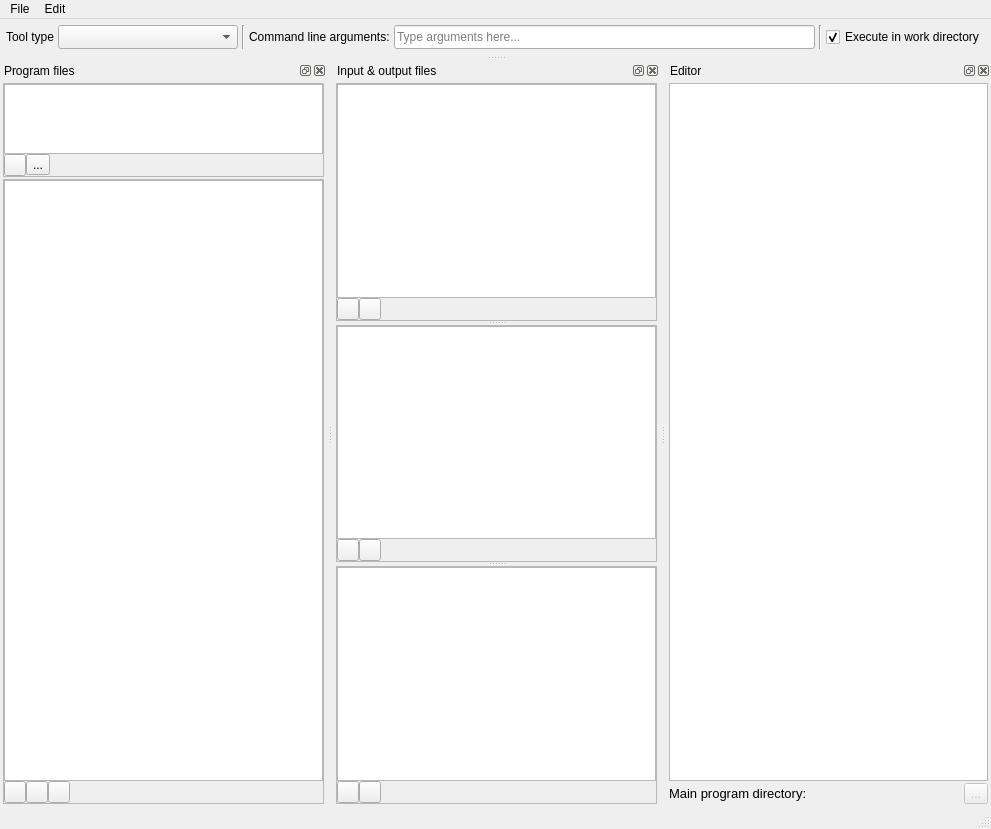
spine-tools/spine-items, file spine_items/tool/ui/tool_specification_form.ui: the form before one commit.
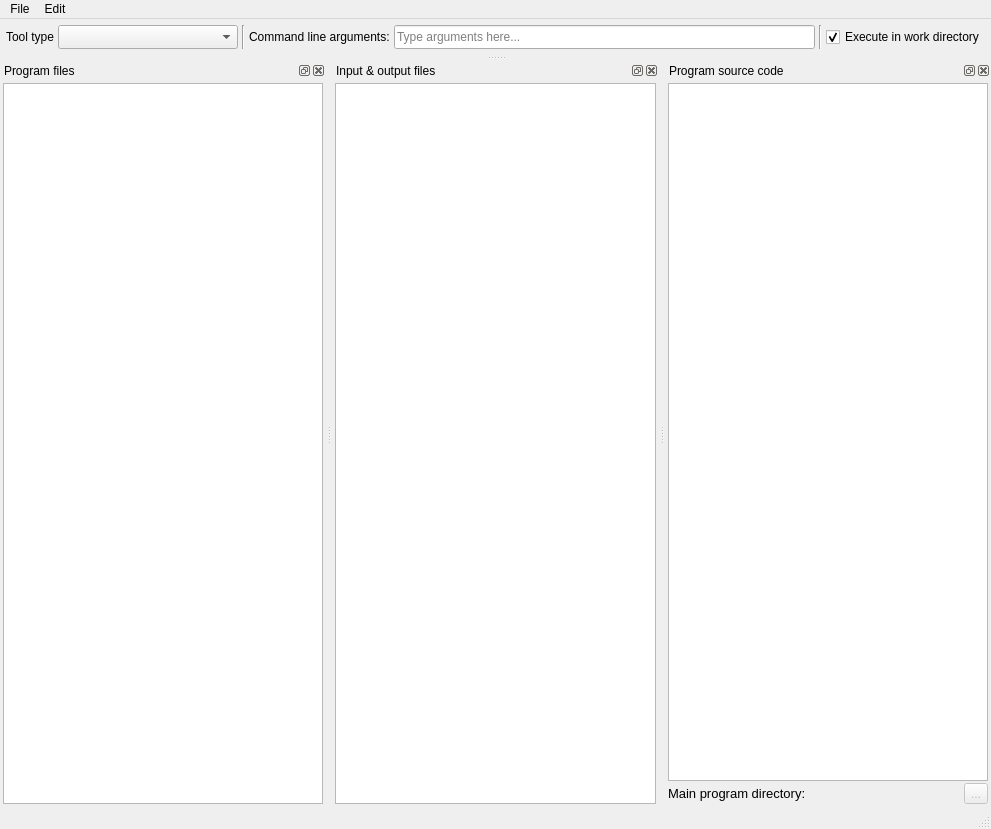
The form after the commit. Icons and pictures are not drawn. Custom widgets are drawn as their Qt base class.

Commit message:
Reorganize UI in tool spec editor
re Spine-project/Spine-Toolbox#1297

Diff of the .ui file:
```diff
--- a/spine_items/tool/ui/tool_specification_form.ui
+++ b/spine_items/tool/ui/tool_specification_form.ui
@@ -205,298 +205,39 @@
       <number>3</number>
      </property>
      <item>
-      <widget class="QFrame" name="frame">
+      <widget class="SourcesTreeView" name="treeView_programfiles">
        <property name="sizePolicy">
-        <sizepolicy hsizetype="Preferred" vsizetype="Preferred">
-         <horstretch>0</horstretch>
-         <verstretch>1</verstretch>
-        </sizepolicy>
-       </property>
-       <property name="frameShape">
-        <enum>QFrame::StyledPanel</enum>
-       </property>
-       <property name="frameShadow">
-        <enum>QFrame::Raised</enum>
-       </property>
-       <layout class="QVBoxLayout" name="verticalLayout_9">
-        <property name="spacing">
-         <number>0</number>
-        </property>
-        <property name="leftMargin">
-         <number>0</number>
-        </property>
-        <property name="topMargin">
-         <number>0</number>
-        </property>
-        <property name="rightMargin">
-         <number>0</number>
-        </property>
-        <property name="bottomMargin">
-         <number>0</number>
-        </property>
-        <item>
-         <widget class="QTreeView" name="treeView_main_programfile">
-          <property name="sizePolicy">
-           <sizepolicy hsizetype="Expanding" vsizetype="Expanding">
-            <horstretch>0</horstretch>
-            <verstretch>1</verstretch>
-           </sizepolicy>
-          </property>
-          <property name="font">
-           <font>
-            <pointsize>11</pointsize>
-           </font>
-          </property>
-          <property name="textElideMode">
-           <enum>Qt::ElideLeft</enum>
-          </property>
-          <property name="indentation">
-           <number>5</number>
-          </property>
-          <attribute name="headerMinimumSectionSize">
-           <number>27</number>
-          </attribute>
-         </widget>
-        </item>
-        <item>
-         <layout class="QHBoxLayout" name="horizontalLayout">
-          <item>
-           <widget class="QToolButton" name="toolButton_new_main_program">
-            <property name="maximumSize">
-             <size>
-              <width>22</width>
-              <height>22</height>
-             </size>
-            </property>
-            <property name="toolTip">
-             <string>&lt;html&gt;&lt;head/&gt;&lt;body&gt;&lt;p&gt;Create new main program file&lt;/p&gt;&lt;/body&gt;&lt;/html&gt;</string>
-            </property>
-            <property name="icon">
-             <iconset resource="../../ui/resources/resources_icons.qrc">
-              <normaloff>:/icons/file.svg</normaloff>:/icons/file.svg</iconset>
-            </property>
-            <property name="popupMode">
-             <enum>QToolButton::InstantPopup</enum>
-            </property>
-           </widget>
-          </item>
-          <item>
-           <widget class="QToolButton" name="toolButton_browse_main_program">
-            <property name="toolTip">
-             <string>&lt;html&gt;&lt;head/&gt;&lt;body&gt;&lt;p&gt;Select existing main program file&lt;/p&gt;&lt;/body&gt;&lt;/html&gt;</string>
-            </property>
-            <property name="text">
-             <string>...</string>
-            </property>
-            <property name="icon">
-             <iconset resource="../../ui/resources/resources_icons.qrc">
-              <normaloff>:/icons/folder-open-solid.svg</normaloff>:/icons/folder-open-solid.svg</iconset>
-            </property>
-           </widget>
-          </item>
-          <item>
-           <spacer name="horizontalSpacer_3">
-            <property name="orientation">
-             <enum>Qt::Horizontal</enum>
-            </property>
-            <property name="sizeHint" stdset="0">
-             <size>
-              <width>40</width>
-              <height>20</height>
-             </size>
-            </property>
-           </spacer>
-          </item>
-         </layout>
-        </item>
-       </layout>
-      </widget>
-     </item>
-     <item>
-      <widget class="QFrame" name="frame_2">
-       <property name="sizePolicy">
-        <sizepolicy hsizetype="Preferred" vsizetype="Preferred">
+        <sizepolicy hsizetype="Expanding" vsizetype="Expanding">
          <horstretch>0</horstretch>
          <verstretch>100</verstretch>
         </sizepolicy>
        </property>
-       <property name="frameShape">
-        <enum>QFrame::StyledPanel</enum>
+       <property name="font">
+        <font>
+         <pointsize>11</pointsize>
+        </font>
        </property>
-       <property name="frameShadow">
-        <enum>QFrame::Raised</enum>
+       <property name="focusPolicy">
+        <enum>Qt::StrongFocus</enum>
        </property>
-       <layout class="QVBoxLayout" name="verticalLayout_10">
-        <property name="spacing">
-         <number>0</number>
-        </property>
-        <property name="leftMargin">
-         <number>0</number>
-        </property>
-        <property name="topMargin">
-         <number>0</number>
-        </property>
-        <property name="rightMargin">
-         <number>0</number>
-        </property>
-        <property name="bottomMargin">
-         <number>0</number>
-        </property>
-        <item>
-         <widget class="SourcesTreeView" name="treeView_programfiles">
-          <property name="sizePolicy">
-           <sizepolicy hsizetype="Expanding" vsizetype="Expanding">
-            <horstretch>0</horstretch>
-            <verstretch>100</verstretch>
-           </sizepolicy>
-          </property>
-          <property name="font">
-           <font>
-            <pointsize>11</pointsize>
-           </font>
-          </property>
-          <property name="focusPolicy">
-           <enum>Qt::StrongFocus</enum>
-          </property>
-          <property name="acceptDrops">
-           <bool>true</bool>
-          </property>
-          <property name="toolTip">
-           <string>&lt;html&gt;&lt;head/&gt;&lt;body&gt;&lt;p&gt;Other source files and/or directories (in addition to the main program file) &lt;span style=&quot; font-weight:600;&quot;&gt;required&lt;/span&gt; by the program.&lt;/p&gt;&lt;p&gt;&lt;span style=&quot; font-weight:600;&quot;&gt;Tip&lt;/span&gt;: You can Drag &amp;amp; Drop files and/or directories here from File Explorer.&lt;/p&gt;&lt;/body&gt;&lt;/html&gt;</string>
-          </property>
-          <property name="lineWidth">
-           <number>1</number>
-          </property>
-          <property name="selectionMode">
-           <enum>QAbstractItemView::ExtendedSelection</enum>
-          </property>
-          <property name="verticalScrollMode">
-           <enum>QAbstractItemView::ScrollPerPixel</enum>
-          </property>
-          <property name="indentation">
-           <number>5</number>
-          </property>
-         </widget>
-        </item>
-        <item>
-         <layout class="QHBoxLayout" name="horizontalLayout_2">
-          <item>
-           <widget class="QToolButton" name="toolButton_add_program_files">
-            <property name="sizePolicy">
-             <sizepolicy hsizetype="Fixed" vsizetype="Fixed">
-              <horstretch>0</horstretch>
-              <verstretch>0</verstretch>
-             </sizepolicy>
-            </property>
-            <property name="minimumSize">
-             <size>
-              <width>22</width>
-              <height>22</height>
-             </size>
-            </property>
-            <property name="maximumSize">
-             <size>
-              <width>22</width>
-              <height>22</height>
-             </size>
-            </property>
-            <property name="font">
-             <font>
-              <pointsize>10</pointsize>
-              <weight>75</weight>
-              <bold>true</bold>
-             </font>
-            </property>
-            <property name="toolTip">
-             <string>&lt;html&gt;&lt;head/&gt;&lt;body&gt;&lt;p&gt;Add source code &lt;span style=&quot; font-weight:600;&quot;&gt;files&lt;/span&gt; that your program requires in order to run.&lt;/p&gt;&lt;/body&gt;&lt;/html&gt;</string>
-            </property>
-            <property name="text">
-             <string/>
-            </property>
-            <property name="icon">
-             <iconset resource="../../ui/resources/resources_icons.qrc">
-              <normaloff>:/icons/file-link.svg</normaloff>:/icons/file-link.svg</iconset>
-            </property>
-           </widget>
-          </item>
-          <item>
-           <widget class="QToolButton" name="toolButton_add_program_dirs">
-            <property name="minimumSize">
-             <size>
-              <width>22</width>
-              <height>22</height>
-             </size>
-            </property>
-            <property name="maximumSize">
-             <size>
-              <width>22</width>
-              <height>22</height>
-             </size>
-            </property>
-            <property name="toolTip">
-             <string>&lt;html&gt;&lt;head/&gt;&lt;body&gt;&lt;p&gt;Add source code &lt;span style=&quot; font-weight:600;&quot;&gt;directory&lt;/span&gt; and all its contents.&lt;/p&gt;&lt;/body&gt;&lt;/html&gt;</string>
-            </property>
-            <property name="icon">
-             <iconset resource="../../ui/resources/resources_icons.qrc">
-              <normaloff>:/icons/folder-link.svg</normaloff>:/icons/folder-link.svg</iconset>
-            </property>
-           </widget>
-          </item>
-          <item>
-           <widget class="QToolButton" name="toolButton_minus_program_files">
-            <property name="sizePolicy">
-             <sizepolicy hsizetype="Fixed" vsizetype="Fixed">
-              <horstretch>0</horstretch>
-              <verstretch>0</verstretch>
-             </sizepolicy>
-            </property>
-            <property name="minimumSize">
-             <size>
-              <width>22</width>
-              <height>22</height>
-             </size>
-            </property>
-            <property name="maximumSize">
-             <size>
-              <width>22</width>
-              <height>22</height>
-             </size>
-            </property>
-            <property name="font">
-             <font>
-              <pointsize>10</pointsize>
-              <weight>75</weight>
-              <bold>true</bold>
-             </font>
-            </property>
-            <property name="toolTip">
-             <string>&lt;html&gt;&lt;head/&gt;&lt;body&gt;&lt;p&gt;Remove selected item(s)&lt;/p&gt;&lt;/body&gt;&lt;/html&gt;</string>
-            </property>
-            <property name="text">
-             <string/>
-            </property>
-            <property name="icon">
-             <iconset resource="../../ui/resources/resources_icons.qrc">
-              <normaloff>:/icons/trash-alt.svg</normaloff>:/icons/trash-alt.svg</iconset>
-            </property>
-           </widget>
-          </item>
-          <item>
-           <spacer name="horizontalSpacer_15">
-            <property name="orientation">
-             <enum>Qt::Horizontal</enum>
-            </property>
-            <property name="sizeHint" stdset="0">
-             <size>
-              <width>40</width>
-              <height>20</height>
-             </size>
-            </property>
-           </spacer>
-          </item>
-         </layout>
-        </item>
-       </layout>
+       <property name="acceptDrops">
+        <bool>true</bool>
+       </property>
+       <property name="lineWidth">
+        <number>1</number>
+       </property>
+       <property name="selectionMode">
+        <enum>QAbstractItemView::ExtendedSelection</enum>
+       </property>
+       <property name="textElideMode">
+        <enum>Qt::ElideLeft</enum>
+       </property>
+       <property name="verticalScrollMode">
+        <enum>QAbstractItemView::ScrollPerPixel</enum>
+       </property>
+       <attribute name="headerVisible">
+        <bool>false</bool>
+       </attribute>
       </widget>
      </item>
     </layout>
@@ -530,469 +271,19 @@
       <number>3</number>
      </property>
      <item>
-      <widget class="QSplitter" name="splitter">
-       <property name="orientation">
-        <enum>Qt::Vertical</enum>
+      <widget class="CustomTreeView" name="treeView_io_files">
+       <property name="selectionMode">
+        <enum>QAbstractItemView::ExtendedSelection</enum>
        </property>
-       <property name="childrenCollapsible">
+       <property name="textElideMode">
+        <enum>Qt::ElideLeft</enum>
+       </property>
+       <property name="verticalScrollMode">
+        <enum>QAbstractItemView::ScrollPerPixel</enum>
+       </property>
+       <attribute name="headerVisible">
         <bool>false</bool>
-       </property>
-       <widget class="QWidget" name="">
-        <layout class="QVBoxLayout" name="verticalLayout_2">
-         <item>
-          <widget class="QFrame" name="frame_3">
-           <property name="frameShape">
-            <enum>QFrame::StyledPanel</enum>
-           </property>
-           <property name="frameShadow">
-            <enum>QFrame::Raised</enum>
-           </property>
-           <layout class="QVBoxLayout" name="verticalLayout_11">
-            <property name="spacing">
-             <number>0</number>
-            </property>
-            <property name="leftMargin">
-             <number>0</number>
-            </property>
-            <property name="topMargin">
-             <number>0</number>
-            </property>
-            <property name="rightMargin">
-             <number>0</number>
-            </property>
-            <property name="bottomMargin">
-             <number>0</number>
-            </property>
-            <item>
-             <widget class="CustomTreeView" name="treeView_inputfiles">
-              <property name="font">
-               <font>
-                <pointsize>10</pointsize>
-               </font>
-              </property>
-              <property name="focusPolicy">
-               <enum>Qt::StrongFocus</enum>
-              </property>
-              <property name="toolTip">
-               <string>&lt;html&gt;&lt;head/&gt;&lt;body&gt;&lt;p&gt;&lt;span style=&quot; font-weight:600;&quot;&gt;Required&lt;/span&gt; data files for the program.&lt;/p&gt;&lt;p&gt;&lt;span style=&quot; font-weight:600;&quot;&gt;Tip&lt;/span&gt;: Double-click or press F2 to edit selected item.&lt;/p&gt;&lt;/body&gt;&lt;/html&gt;</string>
-              </property>
-              <property name="lineWidth">
-               <number>1</number>
-              </property>
-              <property name="selectionMode">
-               <enum>QAbstractItemView::ExtendedSelection</enum>
-              </property>
-              <property name="verticalScrollMode">
-               <enum>QAbstractItemView::ScrollPerPixel</enum>
-              </property>
-              <property name="indentation">
-               <number>5</number>
-              </property>
-              <property name="uniformRowHeights">
-               <bool>false</bool>
-              </property>
-             </widget>
-            </item>
-            <item>
-             <layout class="QHBoxLayout" name="horizontalLayout_4">
-              <item>
-               <widget class="QToolButton" name="toolButton_plus_inputfiles">
-                <property name="sizePolicy">
-                 <sizepolicy hsizetype="Fixed" vsizetype="Fixed">
-                  <horstretch>0</horstretch>
-                  <verstretch>0</verstretch>
-                 </sizepolicy>
-                </property>
-                <property name="minimumSize">
-                 <size>
-                  <width>22</width>
-                  <height>22</height>
-                 </size>
-                </property>
-                <property name="maximumSize">
-                 <size>
-                  <width>22</width>
-                  <height>22</height>
-                 </size>
-                </property>
-                <property name="font">
-                 <font>
-                  <pointsize>10</pointsize>
-                  <weight>75</weight>
-                  <bold>true</bold>
-                 </font>
-                </property>
-                <property name="toolTip">
-                 <string>&lt;html&gt;&lt;head/&gt;&lt;body&gt;&lt;p&gt;Add input filenames and/or directories required by the program. Examples:&lt;/p&gt;&lt;p&gt;'data.csv'&lt;/p&gt;&lt;p&gt;'input/data.csv'&lt;/p&gt;&lt;p&gt;'input/'&lt;/p&gt;&lt;p&gt;'output/'&lt;/p&gt;&lt;p&gt;&lt;br/&gt;&lt;/p&gt;&lt;/body&gt;&lt;/html&gt;</string>
-                </property>
-                <property name="text">
-                 <string/>
-                </property>
-                <property name="icon">
-                 <iconset resource="../../ui/resources/resources_icons.qrc">
-                  <normaloff>:/icons/file-link.svg</normaloff>:/icons/file-link.svg</iconset>
-                </property>
-               </widget>
-              </item>
-              <item>
-               <widget class="QToolButton" name="toolButton_minus_inputfiles">
-                <property name="sizePolicy">
-                 <sizepolicy hsizetype="Fixed" vsizetype="Fixed">
-                  <horstretch>0</horstretch>
-                  <verstretch>0</verstretch>
-                 </sizepolicy>
-                </property>
-                <property name="minimumSize">
-                 <size>
-                  <width>22</width>
-                  <height>22</height>
-                 </size>
-                </property>
-                <property name="maximumSize">
-                 <size>
-                  <width>22</width>
-                  <height>22</height>
-                 </size>
-                </property>
-                <property name="font">
-                 <font>
-                  <pointsize>10</pointsize>
-                  <weight>75</weight>
-                  <bold>true</bold>
-                 </font>
-                </property>
-                <property name="toolTip">
-                 <string>&lt;html&gt;&lt;head/&gt;&lt;body&gt;&lt;p&gt;Remove selected item(s)&lt;/p&gt;&lt;/body&gt;&lt;/html&gt;</string>
-                </property>
-                <property name="text">
-                 <string/>
-                </property>
-                <property name="icon">
-                 <iconset resource="../../ui/resources/resources_icons.qrc">
-                  <normaloff>:/icons/trash-alt.svg</normaloff>:/icons/trash-alt.svg</iconset>
-                </property>
-               </widget>
-              </item>
-              <item>
-               <spacer name="horizontalSpacer_8">
-                <property name="orientation">
-                 <enum>Qt::Horizontal</enum>
-                </property>
-                <property name="sizeHint" stdset="0">
-                 <size>
-                  <width>40</width>
-                  <height>20</height>
-                 </size>
-                </property>
-               </spacer>
-              </item>
-             </layout>
-            </item>
-           </layout>
-          </widget>
-         </item>
-        </layout>
-       </widget>
-       <widget class="QWidget" name="">
-        <layout class="QVBoxLayout" name="verticalLayout_3">
-         <item>
-          <widget class="QFrame" name="frame_4">
-           <property name="frameShape">
-            <enum>QFrame::StyledPanel</enum>
-           </property>
-           <property name="frameShadow">
-            <enum>QFrame::Raised</enum>
-           </property>
-           <layout class="QVBoxLayout" name="verticalLayout_12">
-            <property name="spacing">
-             <number>0</number>
-            </property>
-            <property name="leftMargin">
-             <number>0</number>
-            </property>
-            <property name="topMargin">
-             <number>0</number>
-            </property>
-            <property name="rightMargin">
-             <number>0</number>
-            </property>
-            <property name="bottomMargin">
-             <number>0</number>
-            </property>
-            <item>
-             <widget class="CustomTreeView" name="treeView_inputfiles_opt">
-              <property name="font">
-               <font>
-                <pointsize>10</pointsize>
-               </font>
-              </property>
-              <property name="focusPolicy">
-               <enum>Qt::StrongFocus</enum>
-              </property>
-              <property name="toolTip">
-               <string>&lt;html&gt;&lt;head/&gt;&lt;body&gt;&lt;p&gt;&lt;span style=&quot; font-weight:600;&quot;&gt;Optional&lt;/span&gt; data files for the program.&lt;/p&gt;&lt;p&gt;&lt;span style=&quot; font-weight:600;&quot;&gt;Tip&lt;/span&gt;: Double-click or press F2 to edit selected item.&lt;/p&gt;&lt;/body&gt;&lt;/html&gt;</string>
-              </property>
-              <property name="selectionMode">
-               <enum>QAbstractItemView::ExtendedSelection</enum>
-              </property>
-              <property name="verticalScrollMode">
-               <enum>QAbstractItemView::ScrollPerPixel</enum>
-              </property>
-              <property name="indentation">
-               <number>5</number>
-              </property>
-             </widget>
-            </item>
-            <item>
-             <layout class="QHBoxLayout" name="horizontalLayout_5">
-              <item>
-               <widget class="QToolButton" name="toolButton_plus_inputfiles_opt">
-                <property name="sizePolicy">
-                 <sizepolicy hsizetype="Fixed" vsizetype="Fixed">
-                  <horstretch>0</horstretch>
-                  <verstretch>0</verstretch>
-                 </sizepolicy>
-                </property>
-                <property name="minimumSize">
-                 <size>
-                  <width>22</width>
-                  <height>22</height>
-                 </size>
-                </property>
-                <property name="maximumSize">
-                 <size>
-                  <width>22</width>
-                  <height>22</height>
-                 </size>
-                </property>
-                <property name="font">
-                 <font>
-                  <pointsize>10</pointsize>
-                  <weight>75</weight>
-                  <bold>true</bold>
-                 </font>
-                </property>
-                <property name="toolTip">
-                 <string>&lt;html&gt;&lt;head/&gt;&lt;body&gt;&lt;p&gt;Add optional input filenames and/or directories.&lt;/p&gt;&lt;/body&gt;&lt;/html&gt;</string>
-                </property>
-                <property name="text">
-                 <string/>
-                </property>
-                <property name="icon">
-                 <iconset resource="../../ui/resources/resources_icons.qrc">
-                  <normaloff>:/icons/file-link.svg</normaloff>:/icons/file-link.svg</iconset>
-                </property>
-               </widget>
-              </item>
-              <item>
-               <widget class="QToolButton" name="toolButton_minus_inputfiles_opt">
-                <property name="sizePolicy">
-                 <sizepolicy hsizetype="Fixed" vsizetype="Fixed">
-                  <horstretch>0</horstretch>
-                  <verstretch>0</verstretch>
-                 </sizepolicy>
-                </property>
-                <property name="minimumSize">
-                 <size>
-                  <width>22</width>
-                  <height>22</height>
-                 </size>
-                </property>
-                <property name="maximumSize">
-                 <size>
-                  <width>22</width>
-                  <height>22</height>
-                 </size>
-                </property>
-                <property name="font">
-                 <font>
-                  <pointsize>10</pointsize>
-                  <weight>75</weight>
-                  <bold>true</bold>
-                 </font>
-                </property>
-                <property name="toolTip">
-                 <string>&lt;html&gt;&lt;head/&gt;&lt;body&gt;&lt;p&gt;Remove selected item(s)&lt;/p&gt;&lt;/body&gt;&lt;/html&gt;</string>
-                </property>
-                <property name="text">
-                 <string/>
-                </property>
-                <property name="icon">
-                 <iconset resource="../../ui/resources/resources_icons.qrc">
-                  <normaloff>:/icons/trash-alt.svg</normaloff>:/icons/trash-alt.svg</iconset>
-                </property>
-               </widget>
-              </item>
-              <item>
-               <spacer name="horizontalSpacer_10">
-                <property name="orientation">
-                 <enum>Qt::Horizontal</enum>
-                </property>
-                <property name="sizeHint" stdset="0">
-                 <size>
-                  <width>40</width>
-                  <height>20</height>
-                 </size>
-                </property>
-               </spacer>
-              </item>
-             </layout>
-            </item>
-           </layout>
-          </widget>
-         </item>
-        </layout>
-       </widget>
-       <widget class="QWidget" name="">
-        <layout class="QVBoxLayout" name="verticalLayout_4">
-         <item>
-          <widget class="QFrame" name="frame_5">
-           <property name="frameShape">
-            <enum>QFrame::StyledPanel</enum>
-           </property>
-           <property name="frameShadow">
-            <enum>QFrame::Raised</enum>
-           </property>
-           <layout class="QVBoxLayout" name="verticalLayout_13">
-            <property name="spacing">
-             <number>0</number>
-            </property>
-            <property name="leftMargin">
-             <number>0</number>
-            </property>
-            <property name="topMargin">
-             <number>0</number>
-            </property>
-            <property name="rightMargin">
-             <number>0</number>
-            </property>
-            <property name="bottomMargin">
-             <number>0</number>
-            </property>
-            <item>
-             <widget class="CustomTreeView" name="treeView_outputfiles">
-              <property name="font">
-               <font>
-                <pointsize>10</pointsize>
-               </font>
-              </property>
-              <property name="focusPolicy">
-               <enum>Qt::WheelFocus</enum>
-              </property>
-              <property name="toolTip">
-               <string>&lt;html&gt;&lt;head/&gt;&lt;body&gt;&lt;p&gt;Output files that may be used by other project items downstream. These files will be archived into a results directory after execution.&lt;/p&gt;&lt;p&gt;&lt;span style=&quot; font-weight:600;&quot;&gt;Tip&lt;/span&gt;: Double-click or press F2 to edit selected item.&lt;/p&gt;&lt;/body&gt;&lt;/html&gt;</string>
-              </property>
-              <property name="selectionMode">
-               <enum>QAbstractItemView::ExtendedSelection</enum>
-              </property>
-              <property name="verticalScrollMode">
-               <enum>QAbstractItemView::ScrollPerPixel</enum>
-              </property>
-              <property name="indentation">
-               <number>5</number>
-              </property>
-             </widget>
-            </item>
-            <item>
-             <layout class="QHBoxLayout" name="horizontalLayout_3">
-              <item>
-               <widget class="QToolButton" name="toolButton_plus_outputfiles">
-                <property name="sizePolicy">
-                 <sizepolicy hsizetype="Fixed" vsizetype="Fixed">
-                  <horstretch>0</horstretch>
-                  <verstretch>0</verstretch>
-                 </sizepolicy>
-                </property>
-                <property name="minimumSize">
-                 <size>
-                  <width>22</width>
-                  <height>22</height>
-                 </size>
-                </property>
-                <property name="maximumSize">
-                 <size>
-                  <width>22</width>
-                  <height>22</height>
-                 </size>
-                </property>
-                <property name="font">
-                 <font>
-                  <pointsize>10</pointsize>
-                  <weight>75</weight>
-                  <bold>true</bold>
-                 </font>
-                </property>
-                <property name="toolTip">
-                 <string>&lt;html&gt;&lt;head/&gt;&lt;body&gt;&lt;p&gt;Add output filenames produced by your program that are saved to results after execution.&lt;/p&gt;&lt;/body&gt;&lt;/html&gt;</string>
-                </property>
-                <property name="text">
-                 <string/>
-                </property>
-                <property name="icon">
-                 <iconset resource="../../ui/resources/resources_icons.qrc">
-                  <normaloff>:/icons/file-link.svg</normaloff>:/icons/file-link.svg</iconset>
-                </property>
-               </widget>
-              </item>
-              <item>
-               <widget class="QToolButton" name="toolButton_minus_outputfiles">
-                <property name="sizePolicy">
-                 <sizepolicy hsizetype="Fixed" vsizetype="Fixed">
-                  <horstretch>0</horstretch>
-                  <verstretch>0</verstretch>
-                 </sizepolicy>
-                </property>
-                <property name="minimumSize">
-                 <size>
-                  <width>22</width>
-                  <height>22</height>
-                 </size>
-                </property>
-                <property name="maximumSize">
-                 <size>
-                  <width>22</width>
-                  <height>22</height>
-                 </size>
-                </property>
-                <property name="font">
-                 <font>
-                  <pointsize>10</pointsize>
-                  <weight>75</weight>
-                  <bold>true</bold>
-                 </font>
-                </property>
-                <property name="toolTip">
-                 <string>&lt;html&gt;&lt;head/&gt;&lt;body&gt;&lt;p&gt;Remove selected item(s)&lt;/p&gt;&lt;/body&gt;&lt;/html&gt;</string>
-                </property>
-                <property name="text">
-                 <string/>
-                </property>
-                <property name="icon">
-                 <iconset resource="../../ui/resources/resources_icons.qrc">
-                  <normaloff>:/icons/trash-alt.svg</normaloff>:/icons/trash-alt.svg</iconset>
-                </property>
-               </widget>
-              </item>
-              <item>
-               <spacer name="horizontalSpacer_2">
-                <property name="orientation">
-                 <enum>Qt::Horizontal</enum>
-                </property>
-                <property name="sizeHint" stdset="0">
-                 <size>
-                  <width>40</width>
-                  <height>20</height>
-                 </size>
-                </property>
-               </spacer>
-              </item>
-             </layout>
-            </item>
-           </layout>
-          </widget>
-         </item>
-        </layout>
-       </widget>
+       </attribute>
       </widget>
      </item>
     </layout>
@@ -1003,7 +294,7 @@
     <set>Qt::BottomDockWidgetArea</set>
    </property>
    <property name="windowTitle">
-    <string>Editor</string>
+    <string>Program source code</string>
    </property>
    <attribute name="dockWidgetArea">
     <number>8</number>
```
Left out of the diff: 196 changed lines with no effect on the pictures. The commit also changes 5 other files.
